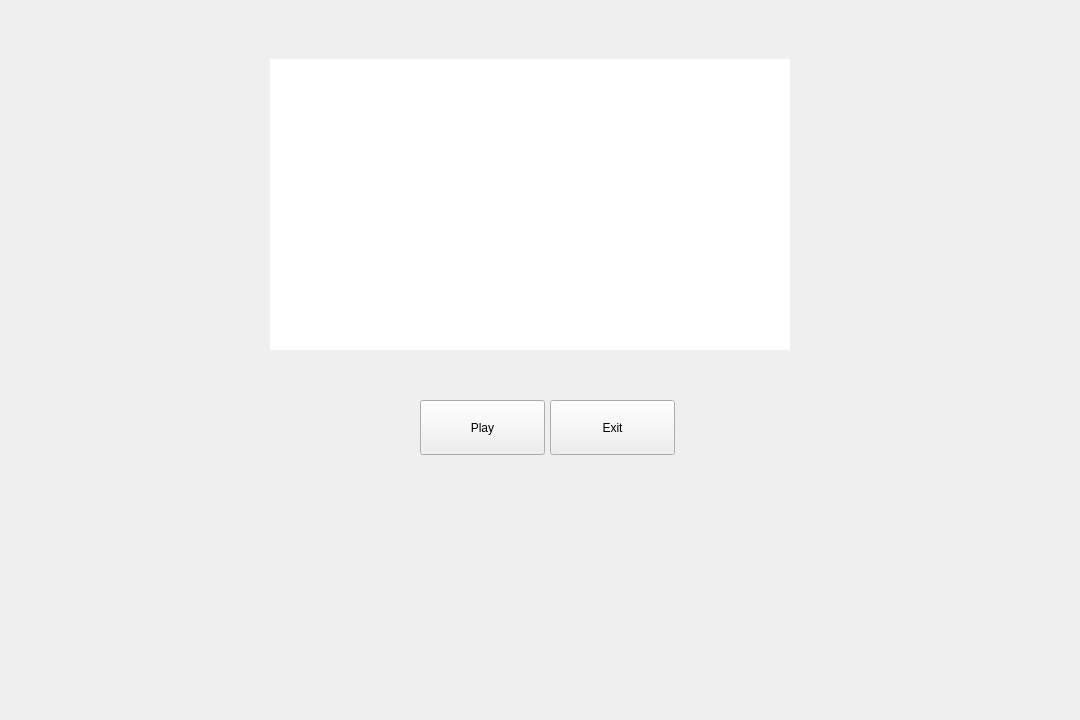
The window that ui/mainwindow.ui (eriklemy/Detetive) describes before a commit, drawn with Qt 5.
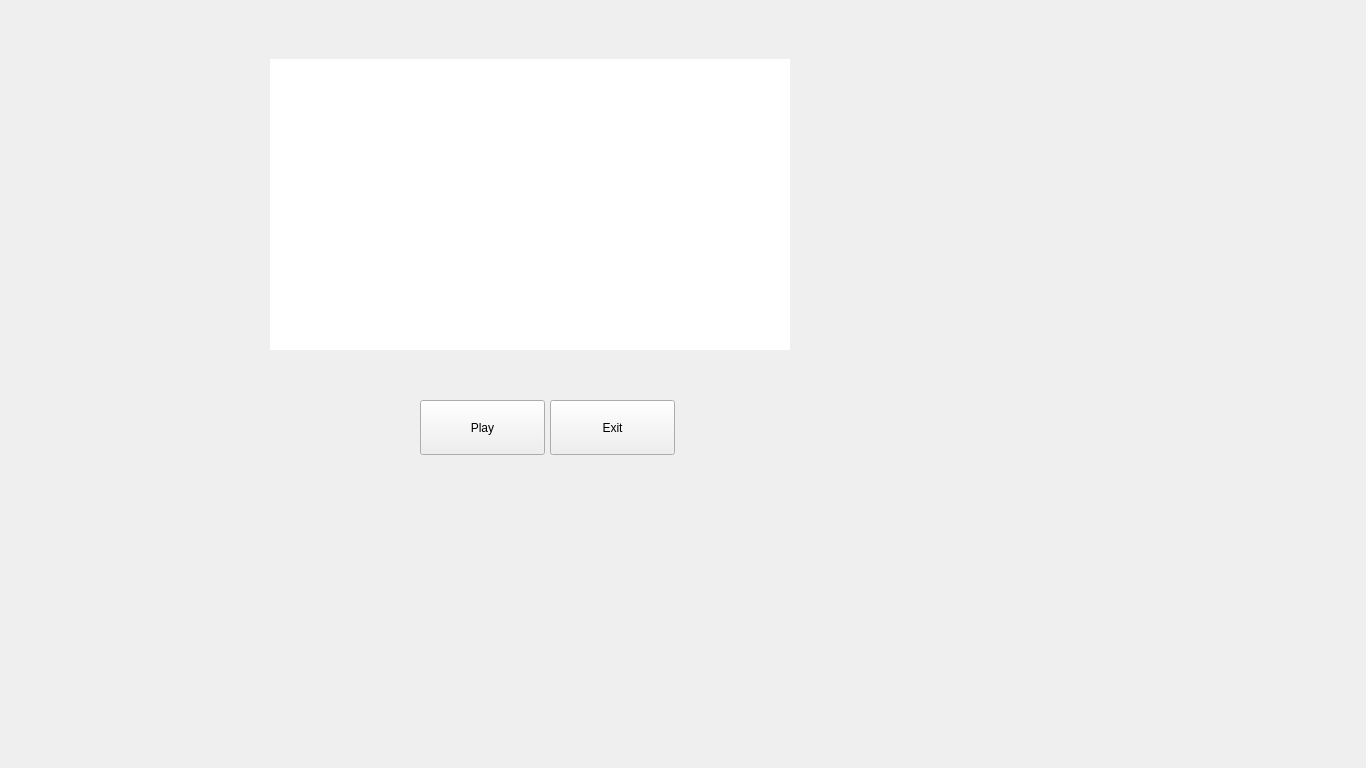
The same window after the commit.

```diff
--- a/ui/mainwindow.ui
+++ b/ui/mainwindow.ui
@@ -6,14 +6,14 @@
    <rect>
     <x>0</x>
     <y>0</y>
-    <width>1080</width>
-    <height>720</height>
+    <width>1366</width>
+    <height>768</height>
    </rect>
   </property>
   <property name="maximumSize">
    <size>
-    <width>1080</width>
-    <height>720</height>
+    <width>1366</width>
+    <height>768</height>
    </size>
   </property>
   <property name="windowTitle">
@@ -25,8 +25,8 @@
   <widget class="QWidget" name="centralwidget">
    <property name="maximumSize">
     <size>
-     <width>1080</width>
-     <height>720</height>
+     <width>1366</width>
+     <height>768</height>
     </size>
    </property>
    <widget class="QLabel" name="label">
@@ -34,14 +34,14 @@
      <rect>
       <x>0</x>
       <y>0</y>
-      <width>1080</width>
-      <height>720</height>
+      <width>1366</width>
+      <height>768</height>
      </rect>
     </property>
     <property name="maximumSize">
      <size>
-      <width>1080</width>
-      <height>720</height>
+      <width>1366</width>
+      <height>768</height>
      </size>
     </property>
     <property name="text">
```
